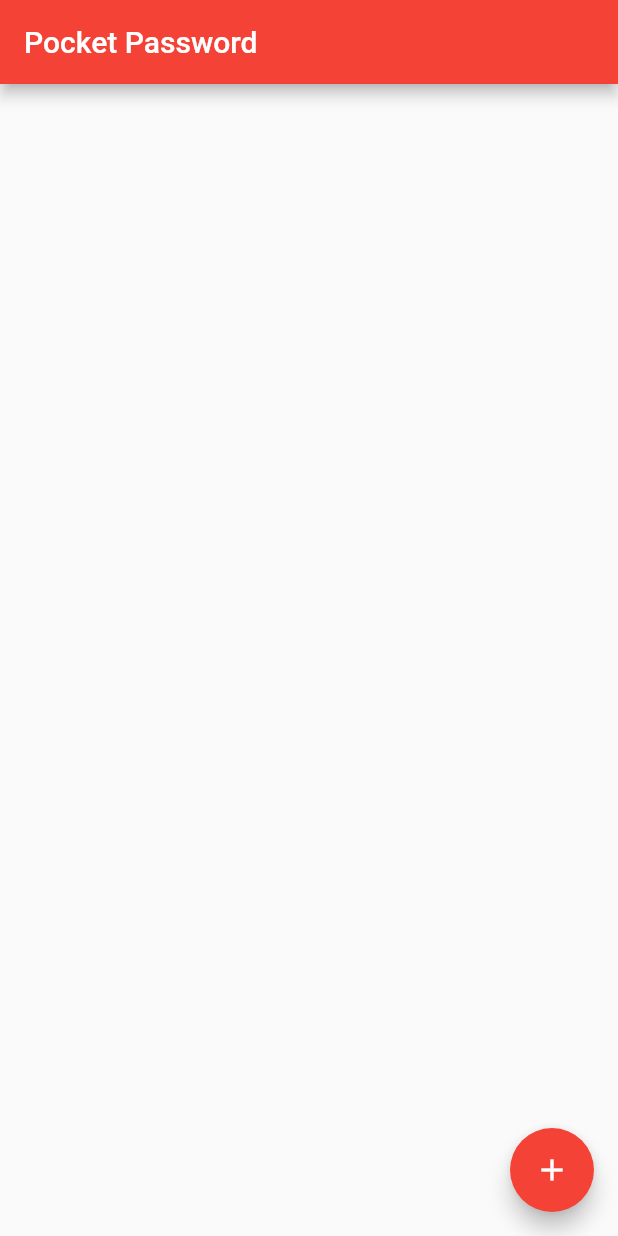
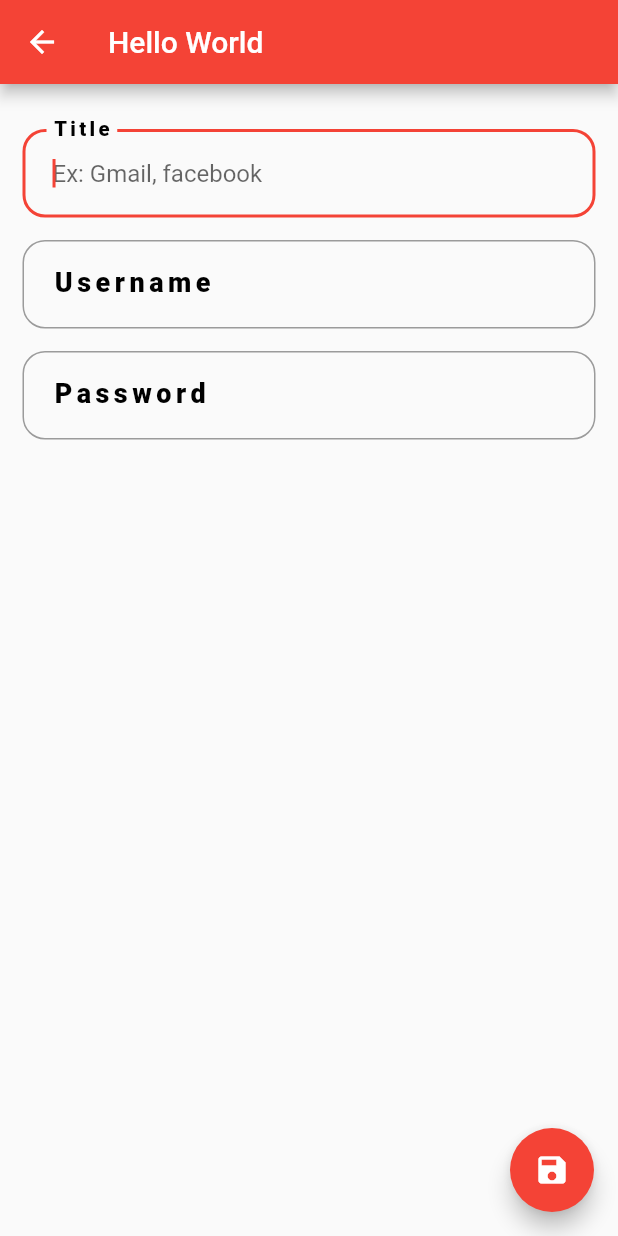
Before and after one commit to samienaseem/PasswordManager_FlutterApplication, a Flutter app: the screen it shows after launch, after a tap on the "add" icon, on a phone screen of 412 x 824 dp. Run offline on Flutter 3.47's test engine with Material 2 defaults, Android fonts, the phone set to English and light mode, and no system bars; our stand-ins replace shared_preferences, sqflite; accounts and stored records are empty.

Commit message:
new changes

```diff
--- a/lib/DbHelper/dbhelper.dart
+++ b/lib/DbHelper/dbhelper.dart
@@ -9,6 +9,7 @@ class DbHelper{
   static final DbHelper dbhelper=DbHelper._internal();
   String tblPmanager="Passwordmanager";
   String colId="id";
+  String colTitle="title";
   String colEmail="email";
   String coldPassword="password";
 
@@ -38,7 +39,7 @@ class DbHelper{
 
 
   FutureOr<void> _oncreate(Database db, int version) async{
-    await db.execute("create table $tblPmanager($colId INTEGER PRIMARY KEY, $colEmail TEXT, $coldPassword TEXT)");
+    await db.execute("create table $tblPmanager($colId INTEGER PRIMARY KEY, $colTitle TEXT, $colEmail TEXT, $coldPassword TEXT)");
   }
 
   Future<int> insertEntry(PasswordManger passwordManger)async{
@@ -70,5 +71,16 @@ class DbHelper{
     return result;
   }
 
+  Future<int> DeleteTable()async{
+    Database db= await this.db;
+    var result=db.delete(tblPmanager);
+    return result;
+  }
+
+  void AlterTable()async{
+    Database db=await this.db;
+    db.execute("Alter table $tblPmanager add $colTitle TEXT");
+  }
+
 
 }
--- a/lib/main.dart
+++ b/lib/main.dart
@@ -1,37 +1,30 @@
 import 'package:flutter/material.dart';
 import 'package:passwordmanager/model/passowrd.dart';
+import 'package:passwordmanager/screens/testScreen.dart';
 import 'package:shared_preferences/shared_preferences.dart';
 import 'package:passwordmanager/DbHelper/dbhelper.dart';
+import 'package:passwordmanager/screens/Passwordetails.dart';
 
 void main() => runApp(MyApp());
 
 class MyApp extends StatelessWidget {
+
   // This widget is the root of your application.
   @override
   Widget build(BuildContext context) {
-   /* DbHelper dbHelper=new DbHelper();
-    List<PasswordManger> passm=List<PasswordManger>();
-    dbHelper.initDatabase();
-   // PasswordManger passwordManger=new PasswordManger("samienaseem", "1213134");
-   // Future<int> a=dbHelper.insertEntry(passwordManger);
-
-    //debugPrint(a.toString());
-    final str=dbHelper.getPasswords();
-    str.then((result){
-        debugPrint(result.length.toString());
-    });*/
 
     return MaterialApp(
       title: 'Password Manager',
       theme: ThemeData(
         primarySwatch: Colors.red,
       ),
-      home: MyHomePage(title: 'Pocket Password'),
+      home: MyHomePage(title: 'Pocket Passwords'),
     );
   }
 }
 
 class MyHomePage extends StatefulWidget {
+
   MyHomePage({Key key, this.title}) : super(key: key);
   final String title;
 
@@ -40,34 +33,41 @@ class MyHomePage extends StatefulWidget {
 }
 
 class _MyHomePageState extends State<MyHomePage> {
+
   DbHelper dbHelper=new DbHelper();
   List<PasswordManger> lists;
   int count=0;
   int _counter = 0;
 
-  void _incrementCounter()async {
-    SharedPreferences sh=await SharedPreferences.getInstance();
+
+    _incrementCounter() async  {
+     SharedPreferences sh= await SharedPreferences.getInstance();
     sh.setInt('counter', _counter);
-
-    setState(() {
       if(sh.getInt('counter')==0){
-        sh.setInt('counter', _counter);
+        /*sh.setInt('counter', _counter);
+        _counter++;*/
         _counter++;
+        //DialogClass();
+        debugPrint("Null $_counter");
       }
       else{
-        int a = sh.getInt('counter');
+        /*int a = sh.getInt('counter');
         debugPrint(a.toString());
         _counter=a;
-        _counter++;
+        _counter++;*/
+        debugPrint("not Null"+_counter.toString());
+        //DialogClass();
       }
 
 
       //sh.setInt('counter', _counter);
-    });
   }
 
   @override
   Widget build(BuildContext context) {
+
+
+
     if(lists==null){
         lists=List<PasswordManger>();
         getData();
@@ -78,7 +78,8 @@ class _MyHomePageState extends State<MyHomePage> {
       ),
       body:Container(
         padding: EdgeInsets.all(5.0),
-        child: PasswordListitems()
+        child: PasswordListitems(),
+        //PasswordListitems(), // //DialogClass()//
       ),
       /*Center(
         // Center is a layout widget. It takes a single child and positions it
@@ -97,7 +98,9 @@ class _MyHomePageState extends State<MyHomePage> {
         ),
       ),*/
       floatingActionButton: FloatingActionButton(
-        onPressed: _incrementCounter,
+        onPressed: (){
+          NavigateToDetails();
+        },
         tooltip: 'Increment',
         child: Icon(Icons.add),
       ), // This trailing comma makes auto-formatting nicer for build methods.
@@ -105,6 +108,7 @@ class _MyHomePageState extends State<MyHomePage> {
   }
 
   ListView PasswordListitems() {
+
     return ListView.builder(
         itemCount: count,
         itemBuilder:(context,position){
@@ -113,14 +117,18 @@ class _MyHomePageState extends State<MyHomePage> {
             elevation: 2.0,
             child: ListTile(
                 leading: CircleAvatar(
-                  backgroundColor: Colors.green,
+                  backgroundColor: Colors.red,
                   child: Text((position+1).toString(),
                     style: TextStyle(
                       color: Colors.white
                     ),
                   ),
                 ),
-              title: Text(this.lists[position].email),
+              title: Text(this.lists[position].title,style: TextStyle(
+                fontWeight: FontWeight.bold,
+                fontSize: 18
+              ),),
+              subtitle: Text(lists[position].email),
               onTap: (){
                   debugPrint("Tapped on"+position.toString());
               },
@@ -149,4 +157,43 @@ class _MyHomePageState extends State<MyHomePage> {
         });
     });
   }
+
+  void NavigateToDetails()async {
+      bool result=await Navigator.push(context,
+      MaterialPageRoute(builder: (context)=>PasswordDetails())
+      );
+  }
+
+  void showAlert(BuildContext context) {
+    showDialog(
+        context: context,
+        builder: (context) => AlertDialog(
+          title: Text('Rewind and remember'),
+          content: SingleChildScrollView(
+            child: ListBody(
+              children: <Widget>[
+                Text('You will never be satisfied.'),
+                Text('You\’re like me. I’m never satisfied.'),
+              ],
+            ),
+          ),
+          actions: <Widget>[
+            FlatButton(
+              child: Text('Regret'),
+              onPressed: () {
+                Navigator.of(context).pop();
+              },
+            ),
+          ],
+        ));
+  }
+
+  /*@override
+  void initState() {
+      _incrementCounter();
+  }*/
+     }
+
+
+
 }
--- /dev/null
+++ b/lib/screens/Passwordetails.dart
@@ -0,0 +1,103 @@
+import 'package:flutter/cupertino.dart';
+import 'package:flutter/material.dart';
+import 'package:passwordmanager/model/passowrd.dart';
+
+class PasswordDetails extends StatefulWidget{
+  @override
+  State<StatefulWidget> createState()=> ShowDetails();
+
+}
+
+class ShowDetails extends State{
+  @override
+  Widget build(BuildContext context) {
+      return Scaffold(
+        appBar: AppBar(
+          title: Text("Hello World"),
+        ),
+        body: ListView(
+          children: <Widget>[
+              Padding(
+                padding: EdgeInsets.only(
+                  top: 30.0,
+                  left: 15.0,
+                  right: 15.0,
+                  bottom: 20.0
+                ),
+                child: Container(
+                  child:Column(
+                    children: <Widget>[
+                      Padding(
+                        padding: EdgeInsets.only(
+                          bottom: 15.0
+                        ),
+                          child:TextFormField(
+                            autofocus: true,
+                        decoration: InputDecoration(
+                          contentPadding: EdgeInsets.all(20.0),
+                          labelText: "Title",labelStyle: TextStyle(
+                            color: Colors.black,fontWeight: FontWeight.w800, letterSpacing: 3,
+                          fontSize: 18.0,
+
+                        ),
+                          hintText: "Ex: Gmail, facebook",
+                          border: OutlineInputBorder(
+                            borderRadius: BorderRadius.circular(15.0)
+                          )
+                        ),
+                      )),
+                      Padding(
+                          padding: EdgeInsets.only(
+                              bottom: 15.0
+                          ),
+                          child:TextFormField(
+                            decoration: InputDecoration(
+                                contentPadding: EdgeInsets.all(20.0),
+                                labelText: "Username",
+                                labelStyle: TextStyle(
+                              color: Colors.black,fontWeight: FontWeight.w800, letterSpacing: 3,
+                              fontSize: 18.0,
+
+                            ),
+                                hintText: "Ex: @gmail.com, example123",
+                                border: OutlineInputBorder(
+                                    borderRadius: BorderRadius.circular(15.0)
+                                )
+                            ),
+                          )),
+                      Padding(
+                          padding: EdgeInsets.only(
+                              bottom: 15.0
+                          ),
+                          child:TextFormField(
+                            obscureText: true,
+                            decoration: InputDecoration(
+                                contentPadding: EdgeInsets.all(20.0),
+                                labelText: "Password",labelStyle: TextStyle(
+                              color: Colors.black,fontWeight: FontWeight.w800, letterSpacing: 3,
+                              fontSize: 18.0,
+
+                            ),
+                                hintText: "Your Password",
+                                border: OutlineInputBorder(
+                                    borderRadius: BorderRadius.circular(15.0)
+                                )
+                            ),
+                          )),
+
+                    ],
+                  ),
+                ),
+              )
+          ],
+
+        ),
+        floatingActionButton: FloatingActionButton(
+          child: Icon(Icons.save),
+          onPressed: null,
+          tooltip: "Save",
+        ),
+      );
+  }
+
+}
```
Also changed, not shown: lib/screens/testScreen.dart (added, +86 -0 lines).
